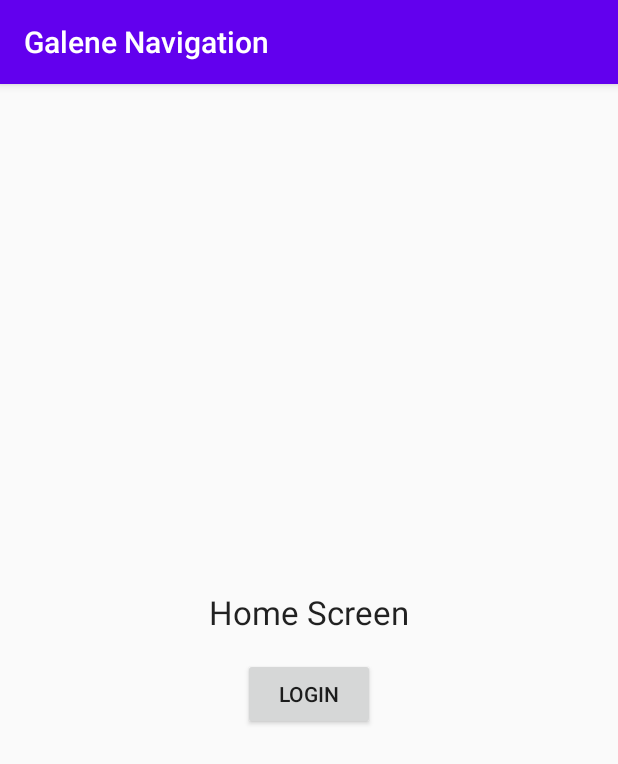
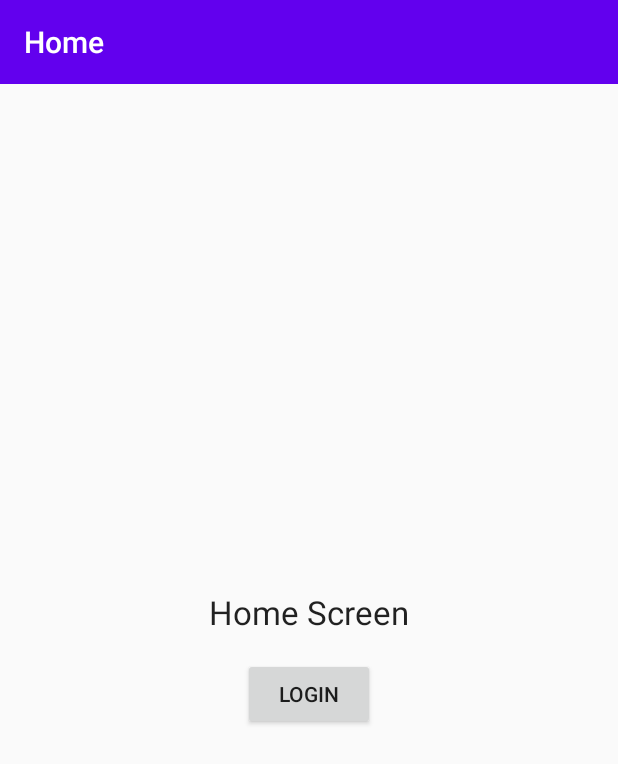
Before and after one commit to ArtemisSoftware/Galene-Navigation, an Android app: the screen it shows after launch (MainActivity), on a phone screen of 412 x 824 dp. Shown: the top 764 px of the screen. Run offline under Robolectric (Android 15) with nearby library versions, the light colour scheme and no system bars; our stand-ins replace navigation-ui.

Commit message:
ActionBar & Toolbar

```diff
--- a/app/src/main/java/com/artemissoftware/galenenavigation/MainActivity.kt
+++ b/app/src/main/java/com/artemissoftware/galenenavigation/MainActivity.kt
@@ -2,10 +2,30 @@ package com.artemissoftware.galenenavigation
 
 import androidx.appcompat.app.AppCompatActivity
 import android.os.Bundle
+import androidx.navigation.NavController
+import androidx.navigation.fragment.NavHostFragment
+import androidx.navigation.fragment.findNavController
+import androidx.navigation.ui.setupActionBarWithNavController
+import kotlinx.android.synthetic.main.activity_main.*
 
 class MainActivity : AppCompatActivity() {
+
+    private lateinit var navController: NavController
+
     override fun onCreate(savedInstanceState: Bundle?) {
         super.onCreate(savedInstanceState)
         setContentView(R.layout.activity_main)
+
+
+        val navHostFragment = supportFragmentManager.findFragmentById(R.id.nav_host_fragment) as NavHostFragment
+        navController = navHostFragment.findNavController()
+
+        setSupportActionBar(toolbar)
+        setupActionBarWithNavController(navController)
+
+    }
+
+    override fun onSupportNavigateUp(): Boolean {
+        return navController.navigateUp() || super.onSupportNavigateUp()
     }
 }
--- a/app/src/main/res/layout/activity_main.xml
+++ b/app/src/main/res/layout/activity_main.xml
@@ -1,17 +1,26 @@
 <?xml version="1.0" encoding="utf-8"?>
-<androidx.constraintlayout.widget.ConstraintLayout xmlns:android="http://schemas.android.com/apk/res/android"
+<RelativeLayout xmlns:android="http://schemas.android.com/apk/res/android"
     xmlns:app="http://schemas.android.com/apk/res-auto"
     xmlns:tools="http://schemas.android.com/tools"
     android:layout_width="match_parent"
     android:layout_height="match_parent"
     tools:context=".MainActivity">
 
+    <androidx.appcompat.widget.Toolbar
+        android:id="@+id/toolbar"
+        android:layout_width="match_parent"
+        android:layout_height="wrap_content"
+        android:background="@color/colorPrimary"
+        android:theme="@style/ThemeOverlay.AppCompat.Dark.ActionBar"
+        app:popupTheme="@style/ThemeOverlay.AppCompat.Light" />
+
     <androidx.fragment.app.FragmentContainerView
         android:id="@+id/nav_host_fragment"
         android:name="androidx.navigation.fragment.NavHostFragment"
         android:layout_width="match_parent"
         android:layout_height="match_parent"
+        android:layout_below="@id/toolbar"
         app:defaultNavHost="true"
         app:navGraph="@navigation/nav_graph" />
 
-</androidx.constraintlayout.widget.ConstraintLayout>
+</RelativeLayout>
--- a/app/src/main/res/navigation/nav_graph.xml
+++ b/app/src/main/res/navigation/nav_graph.xml
@@ -8,8 +8,8 @@
     <fragment
         android:id="@+id/homeFragment"
         android:name="com.artemissoftware.galenenavigation.HomeFragment"
-        android:label="fragment_home"
-        tools:layout="@layout/fragment_home" >
+        android:label="Home"
+        tools:layout="@layout/fragment_home">
         <action
             android:id="@+id/action_homeFragment_to_loginFragment"
             app:destination="@id/loginFragment"
@@ -21,20 +21,20 @@
     <fragment
         android:id="@+id/loginFragment"
         android:name="com.artemissoftware.galenenavigation.LoginFragment"
-        android:label="fragment_login"
-        tools:layout="@layout/fragment_login" >
+        android:label="Login"
+        tools:layout="@layout/fragment_login">
         <action
             android:id="@+id/action_loginFragment_to_welcomeFragment"
             app:destination="@id/welcomeFragment"
             app:enterAnim="@anim/slide_in_right"
             app:exitAnim="@anim/slide_out_left"
             app:popEnterAnim="@anim/slide_in_left"
-            app:popExitAnim="@anim/slide_out_right"/>
+            app:popExitAnim="@anim/slide_out_right" />
     </fragment>
     <fragment
         android:id="@+id/welcomeFragment"
         android:name="com.artemissoftware.galenenavigation.WelcomeFragment"
-        android:label="fragment_welcome"
+        android:label="{username}"
         tools:layout="@layout/fragment_welcome" >
         <argument
             android:name="username"
--- a/app/src/main/res/values/styles.xml
+++ b/app/src/main/res/values/styles.xml
@@ -1,6 +1,6 @@
 <resources>
     <!-- Base application theme. -->
-    <style name="AppTheme" parent="Theme.AppCompat.Light.DarkActionBar">
+    <style name="AppTheme" parent="Theme.AppCompat.Light.NoActionBar">
         <!-- Customize your theme here. -->
         <item name="colorPrimary">@color/colorPrimary</item>
         <item name="colorPrimaryDark">@color/colorPrimaryDark</item>
```
